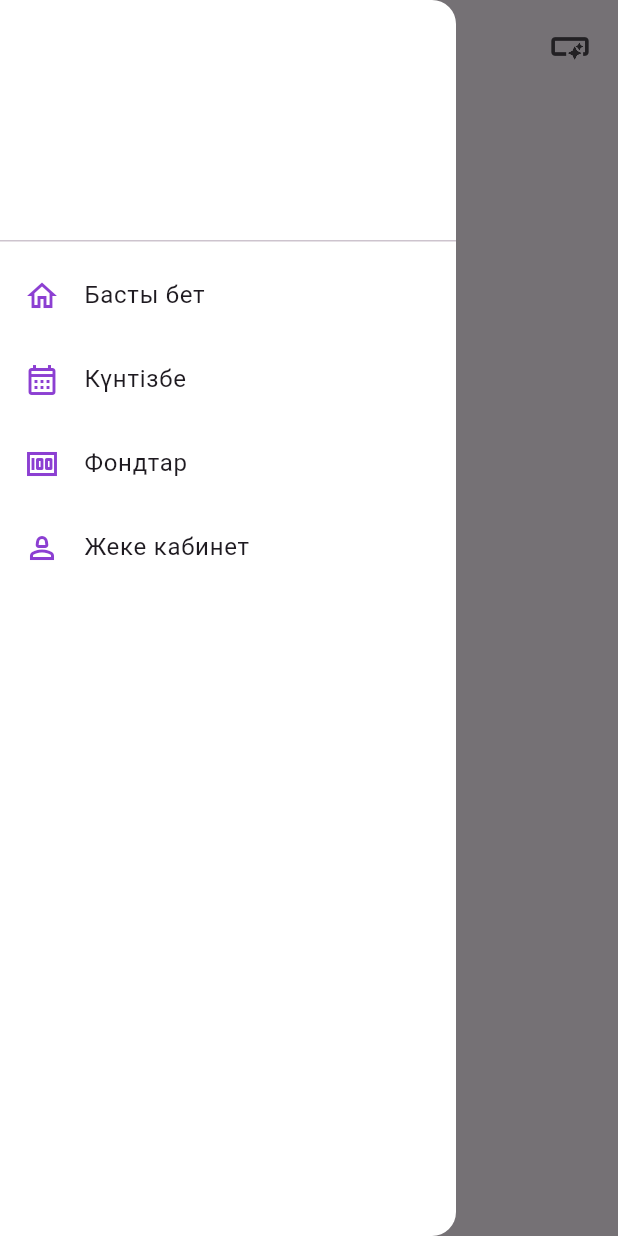
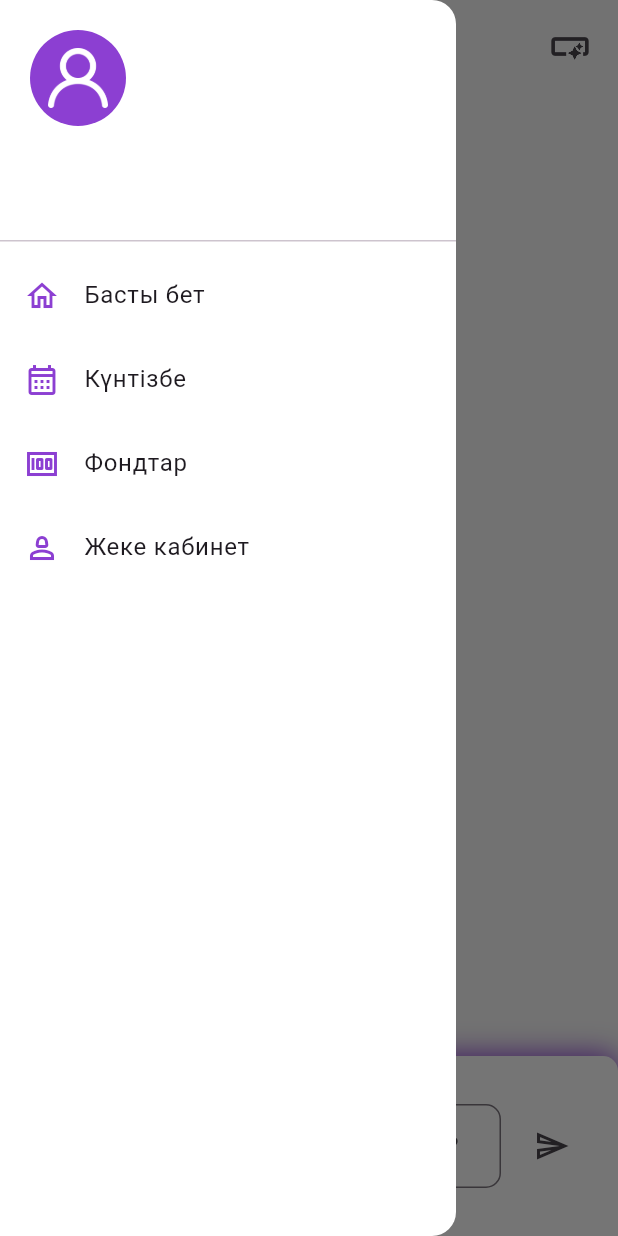
Before and after one commit to wersomd/sauap_planner_app, a Flutter app: the SauapAi screen opened directly, with the side drawer open, on a phone screen of 412 x 824 dp. Run offline on Flutter 3.47's test engine with Material 3 defaults, Android fonts, the phone set to English and light mode, and no system bars; our stand-ins replace animated_bottom_navigation_bar, animated_splash_screen, firebase_auth, firebase_core, flutter_bloc, flutter_svg and 4 more; accounts and stored records are empty; Roboto replaces fonts that are missing (Poppins).

Commit message:
Final with AI

```diff
--- a/lib/components/custom_menu.dart
+++ b/lib/components/custom_menu.dart
@@ -19,6 +19,21 @@ class CustomMenu extends StatelessWidget {
           UserAccountsDrawerHeader(
             decoration: const BoxDecoration(
               color: kTransparentColor,
+            ),
+            currentAccountPicture: Row(
+              mainAxisAlignment: MainAxisAlignment.center,
+              children: [
+                CircleAvatar(
+                  backgroundColor: kPrimaryColor,
+                  maxRadius: 32,
+                  child: Container(
+                    padding: const EdgeInsets.all(
+                      12.0,
+                    ),
+                    child: Image.asset('assets/images/profile.png'),
+                  ),
+                ),
+              ],
             ),
             accountName: buildText(
               user != null ? "${user.displayName}" : "Сіз тіркелмедіңіз",
--- a/lib/screens/ai/sauap_ai.dart
+++ b/lib/screens/ai/sauap_ai.dart
@@ -1,6 +1,8 @@
 import 'package:flutter/material.dart';
 import 'package:sauap_planner/components/custom_app_bar.dart';
 import 'package:sauap_planner/components/custom_menu.dart';
+import 'package:sauap_planner/screens/ai/sauap_ai_chat_page.dart';
+import 'package:sauap_planner/utils/color_palette.dart';
 
 class SauapAi extends StatefulWidget {
   const SauapAi({super.key});
@@ -16,14 +18,13 @@ class _SauapAiState extends State<SauapAi> {
   Widget build(BuildContext context) {
     return Scaffold(
       key: scaffoldKey,
+      backgroundColor: kScaffoldColor,
       appBar: CustomAppBar(
         scaffoldKey: scaffoldKey,
         title: "Sauap AI",
       ),
       drawer: const CustomMenu(),
-      body: const SingleChildScrollView(
-        child: Column(),
-      ),
+      body: const ChatPage(),
     );
   }
 }
--- /dev/null
+++ b/lib/screens/ai/sauap_ai_chat_page.dart
@@ -0,0 +1,128 @@
+import 'package:flutter/material.dart';
+import 'package:sauap_planner/components/widgets.dart';
+import 'package:sauap_planner/screens/ai/model/chat_model.dart';
+import 'package:sauap_planner/utils/color_palette.dart';
+
+class ChatPage extends StatefulWidget {
+  const ChatPage({super.key});
+
+  @override
+  State<StatefulWidget> createState() => _ChatPageState();
+}
+
+class _ChatPageState extends State<ChatPage> {
+  final TextEditingController _messageTextController = TextEditingController();
+  final List<Message> _chatMessages = [];
+
+  void _sendMessage(String userMessage) {
+    setState(() {
+      _chatMessages.add(Message(content: userMessage, role: 'user'));
+      _chatMessages.add(Message(
+          content: 'Біздің AI қазіргі уақытта қолжетімсіз...',
+          role: 'assistant'));
+    });
+    _messageTextController.clear();
+  }
+
+  @override
+  Widget build(BuildContext context) {
+    return Column(
+      children: [
+        Expanded(
+          child: _chatMessages.isNotEmpty
+              ? ListView.builder(
+                  itemCount: _chatMessages.length,
+                  itemBuilder: (context, index) {
+                    final Message message = _chatMessages[index];
+                    return Padding(
+                      padding: const EdgeInsets.symmetric(
+                          horizontal: 20.0, vertical: 10.0),
+                      child: Row(
+                        mainAxisAlignment: message.role == 'user'
+                            ? MainAxisAlignment.end
+                            : MainAxisAlignment.start,
+                        children: [
+                          Container(
+                            width: MediaQuery.of(context).size.width * 0.7,
+                            padding: const EdgeInsets.all(10.0),
+                            decoration: BoxDecoration(
+                                color: message.role == 'user'
+                                    ? kTransparentColor
+                                    : kTransparentColor,
+                                borderRadius: BorderRadius.circular(10.0),
+                                border: Border.all(
+                                  color: kPrimaryColor,
+                                  width: 1.0,
+                                )),
+                            child: Column(
+                              crossAxisAlignment: CrossAxisAlignment.start,
+                              children: [
+                                Text(
+                                  message.role,
+                                  style: const TextStyle(color: kGrey1),
+                                ),
+                                const SizedBox(height: 5.0),
+                                Text(message.content),
+                              ],
+                            ),
+                          )
+                        ],
+                      ),
+                    );
+                  },
+                )
+              : Center(
+                  child: buildText(
+                    "Sauap AI",
+                    kPrimaryColor,
+                    26,
+                    FontWeight.w500,
+                    TextAlign.center,
+                    TextOverflow.clip,
+                  ),
+                ),
+        ),
+        Container(
+          height: 120.0,
+          padding: const EdgeInsets.symmetric(horizontal: 20.0, vertical: 10.0),
+          decoration: const BoxDecoration(
+            color: kWhiteColor,
+            boxShadow: [
+              BoxShadow(
+                offset: Offset(0, -1),
+                blurRadius: 15.0,
+                color: kPrimaryColor,
+              )
+            ],
+            borderRadius: BorderRadius.only(
+              topLeft: Radius.circular(10.0),
+              topRight: Radius.circular(10.0),
+            ),
+          ),
+          child: Row(
+            mainAxisSize: MainAxisSize.min,
+            children: [
+              Expanded(
+                child: TextField(
+                  controller: _messageTextController,
+                  decoration: InputDecoration(
+                      label: const Text('Сұрағыңызды қойсаңыз болады?'),
+                      border: OutlineInputBorder(
+                        borderRadius: BorderRadius.circular(10.0),
+                      )),
+                ),
+              ),
+              const SizedBox(width: 10.0),
+              IconButton(
+                icon: const Icon(Icons.send_outlined),
+                onPressed: () {
+                  _sendMessage(_messageTextController.text);
+                },
+              )
+            ],
+          ),
+        )
+      ],
+    );
+  }
+}
--- a/lib/tasks/presentation/widget/task_item_view.dart
+++ b/lib/tasks/presentation/widget/task_item_view.dart
@@ -31,7 +31,7 @@ class _TaskItemViewState extends State<TaskItemView> {
       ),
       padding: const EdgeInsets.symmetric(vertical: 8, horizontal: 5),
       decoration: BoxDecoration(
-        color: widget.isOverdue ? kGrey0 : kWhiteColor,
+        color: widget.isOverdue ? kRed : kWhiteColor,
         borderRadius: const BorderRadius.all(
           Radius.circular(16),
         ),
--- a/lib/utils/util.dart
+++ b/lib/utils/util.dart
@@ -24,3 +24,9 @@ SnackBar getSnackBar(String message, Color backgroundColor) {
   );
   return snackBar;
 }
+
+class ApiUtil {
+  static String apiKey =
+      'sk-proj-qZHnbCppiKybFssjt2G8T3BlbkFJQaKQst6CnPg3VKbwtzLj';
+  static String baseUrl = 'https://api.openai.com/v1/chat/completions';
+}
--- a/pubspec.yaml
+++ b/pubspec.yaml
@@ -50,6 +50,8 @@ dependencies:
   firebase_core: ^2.31.0
   url_launcher: ^6.2.6
   image_picker: ^1.1.1
+  http: ^1.2.1
+  provider: ^6.1.2
 
 dev_dependencies:
   flutter_test:
```
Also changed, not shown: lib/components/warning_dialog.dart (added, +73 -0 lines), lib/screens/ai/model/chat_model.dart (added, +110 -0 lines), lib/screens/ai/provider/chat_provider.dart (added, +27 -0 lines), lib/screens/ai/repository/chat_repository.dart (added, +40 -0 lines), lib/screens/calendar/calendar.dart (+56 -29 lines), lib/tasks/presentation/pages/new_task_screen.dart (+52 -0 lines), lib/tasks/presentation/pages/tasks_screen.dart (+22 -2 lines), assets/images/smart.png (added), pubspec.lock.
